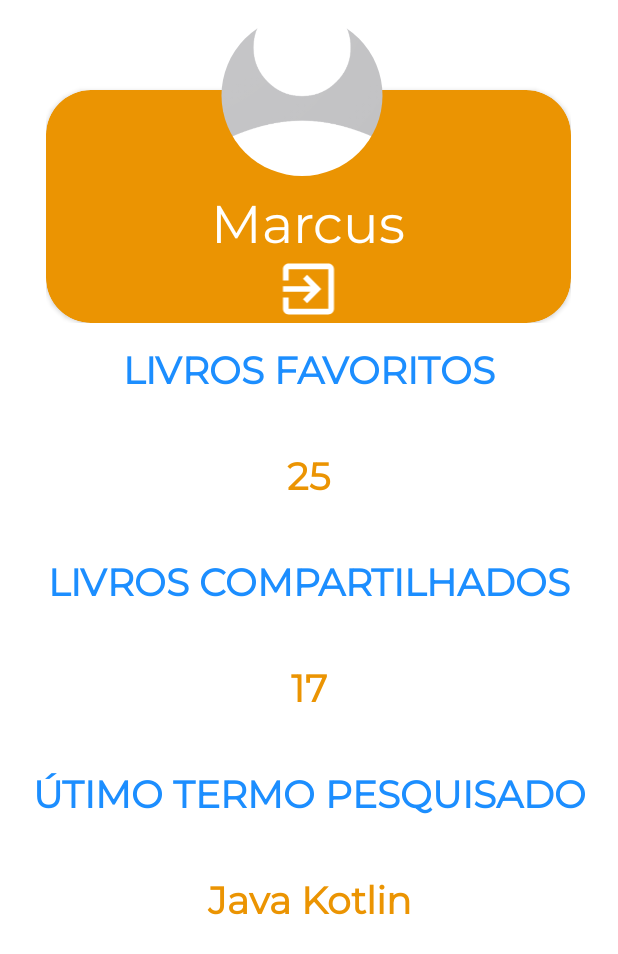
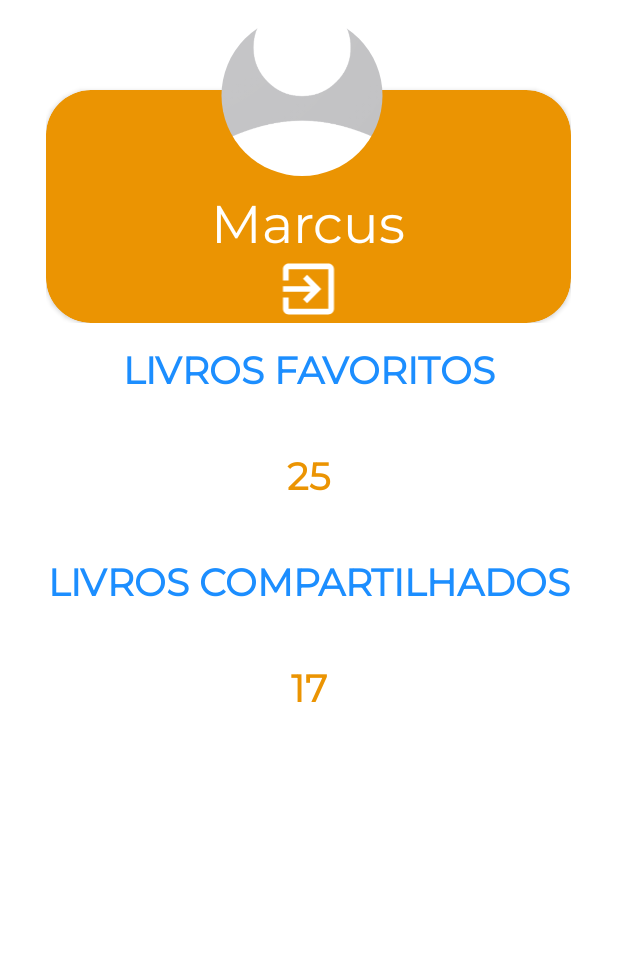
Before and after one commit to MarcusLoureiro/DataBook, an Android app: the layout fragment_perfil.xml on its own in the app's theme, with its tools: preview values and no code run, on a phone screen of 412 x 824 dp. Shown: the top 954 px of the screen. Run offline under Robolectric (Android 15) with nearby library versions, the light colour scheme and no system bars.

```diff
--- a/app/src/main/java/com/example/databook/dataBase/AppDataBase.kt
+++ b/app/src/main/java/com/example/databook/dataBase/AppDataBase.kt
@@ -11,7 +11,7 @@ import com.example.databook.dataBase.Perfil.PerfilEntity
 
 @Database(
     entities = [FavoritosEntity::class, PerfilEntity::class],
-    version = 5,
+    version = 2,
     exportSchema = false
 )
 @TypeConverters(Converters::class)
--- a/app/src/main/java/com/example/databook/dataBase/Perfil/PerfilEntity.kt
+++ b/app/src/main/java/com/example/databook/dataBase/Perfil/PerfilEntity.kt
@@ -24,7 +24,7 @@ import java.nio.channels.Pipe.open
 data class PerfilEntity (
     @PrimaryKey(autoGenerate = false)
     var userID: String = "",
-    @Ignore var imagemPerfil: Bitmap? = null,
+    var imagemPerfil: Bitmap? = null,
     var nome: String = "",
     var email: String = "",
     var countFavoritos: Int = 0,
--- a/app/src/main/res/layout/fragment_perfil.xml
+++ b/app/src/main/res/layout/fragment_perfil.xml
@@ -98,7 +98,7 @@
 
     <TextView
         android:layout_gravity="center"
-        android:id="@+id/textView1"
+        android:id="@+id/tv_countFavoritos"
         android:layout_width="fill_parent"
         android:layout_height="wrap_content"
         android:width="423dp"
@@ -129,7 +129,7 @@
 
     <TextView
         android:layout_gravity="center"
-        android:id="@+id/textView3"
+        android:id="@+id/tv_countCompartilhados"
         android:layout_width="fill_parent"
         android:layout_height="wrap_content"
         android:width="423dp"
@@ -142,35 +142,5 @@
         android:textColor="@color/color4"
         android:textSize="25sp" />
 
-    <TextView
-        android:layout_gravity="center"
-        android:id="@+id/textView5"
-        android:layout_width="fill_parent"
-        android:layout_height="wrap_content"
-        android:width="423dp"
-        android:height="55dp"
-        android:layout_margin="15dp"
-        android:fontFamily="@font/montserrat"
-        android:lineSpacingMultiplier="1.3"
-        android:text="ÚTIMO TERMO PESQUISADO"
-        android:textStyle="bold"
-        android:textAlignment="center"
-        android:textColor="@color/color2"
-        android:textSize="25sp" />
-    <TextView
-        android:layout_gravity="center"
-        android:id="@+id/textView4"
-        android:layout_width="fill_parent"
-        android:layout_height="wrap_content"
-        android:width="423dp"
-        android:height="55dp"
-        android:fontFamily="@font/montserrat"
-        android:lineSpacingMultiplier="1.3"
-        android:text="Java Kotlin"
-        android:textStyle="bold"
-        android:textAlignment="center"
-        android:textColor="@color/color4"
-        android:textSize="25sp" />
-
 
 </LinearLayout>
```
Also changed, not shown: app/src/main/java/com/example/databook/home/HomeFragment.kt (+44 -4 lines), app/src/main/java/com/example/databook/home/PerfiFragment.kt (+34 -8 lines), app/src/main/java/com/example/databook/init/InitScreenActivity.kt (+2 -13 lines), app/src/main/java/com/example/databook/livro/LivroSelecionadoActivity.kt (+19 -5 lines), app/src/main/java/com/example/databook/login/LoginActivity.kt (+3 -11 lines).
